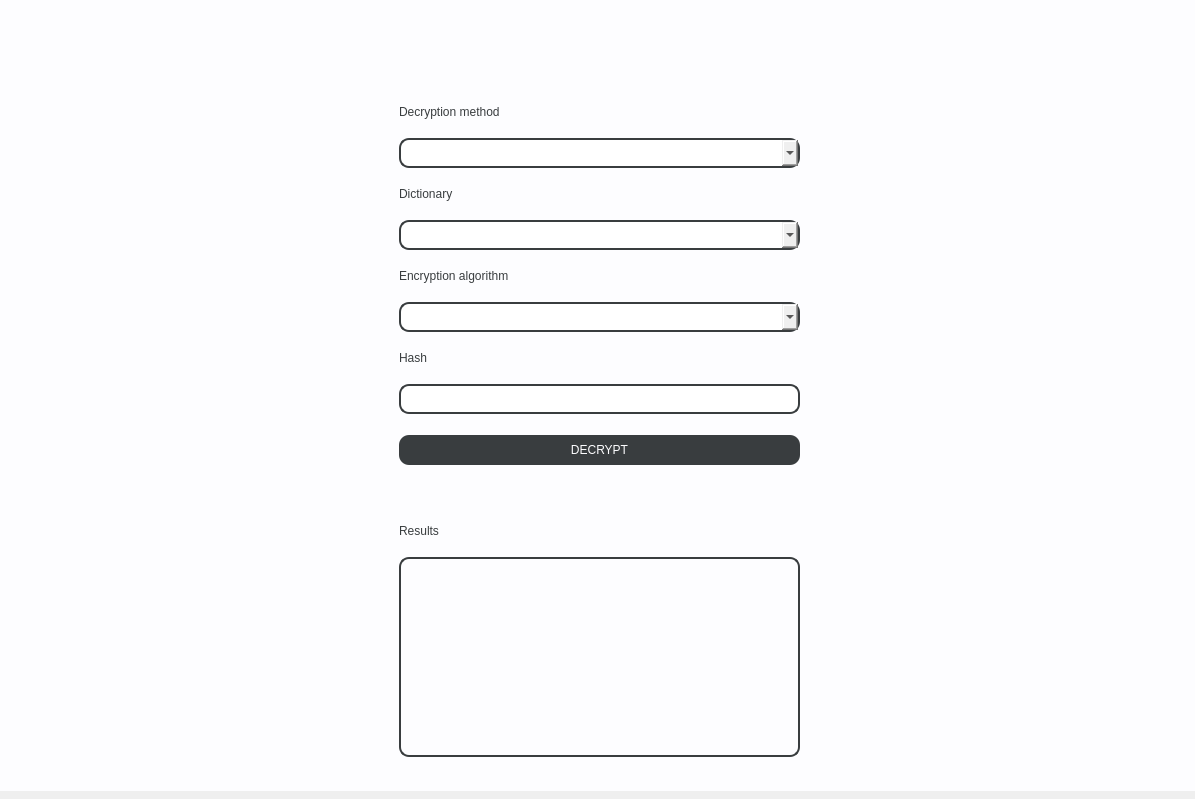
The window that venv/UI/app.ui (wcislak97/PKracker) describes before a commit, drawn with Qt 5.
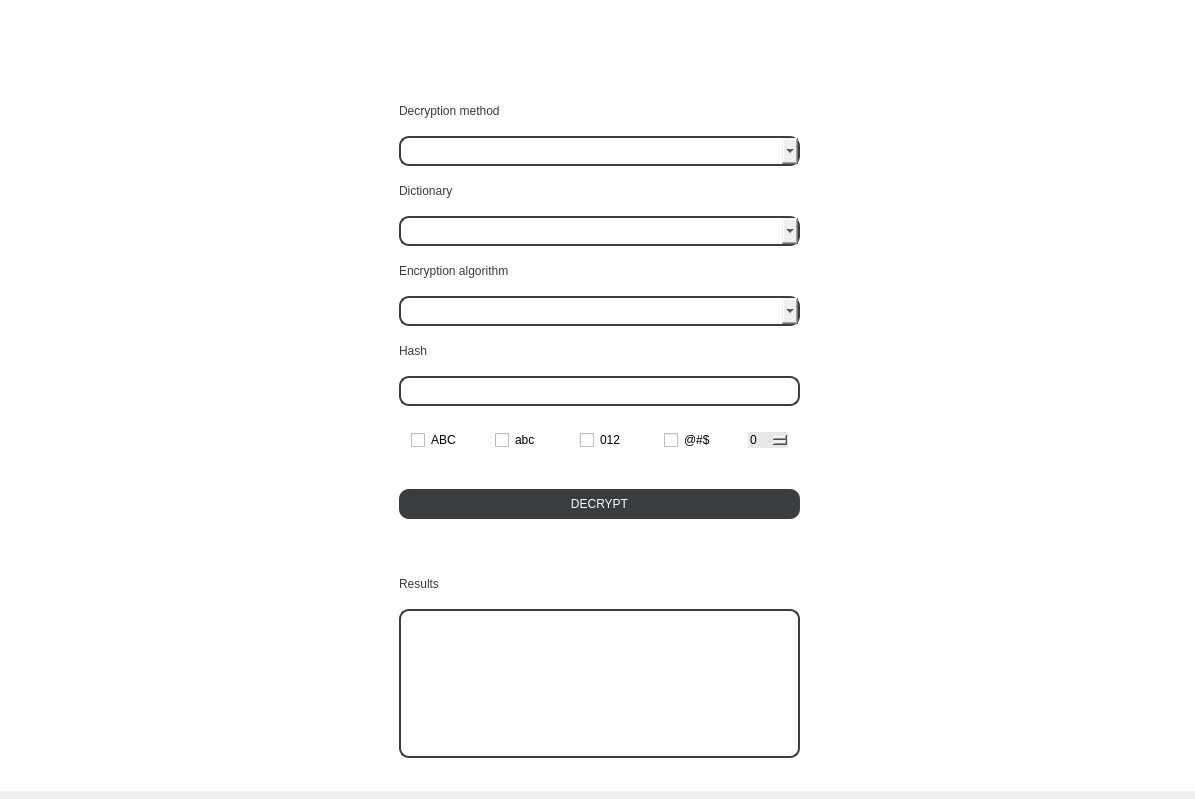
The same window after the commit.

```diff
--- a/venv/UI/app.ui
+++ b/venv/UI/app.ui
@@ -219,6 +219,92 @@
          </property>
         </widget>
        </item>
+       <item>
+        <widget class="QGroupBox" name="horizontalGroupBox_2">
+         <property name="maximumSize">
+          <size>
+           <width>16777215</width>
+           <height>40</height>
+          </size>
+         </property>
+         <property name="styleSheet">
+          <string notr="true">border:0px</string>
+         </property>
+         <layout class="QHBoxLayout" name="horizontalLayout_2">
+          <property name="sizeConstraint">
+           <enum>QLayout::SetMinimumSize</enum>
+          </property>
+          <item>
+           <widget class="QCheckBox" name="checkBox">
+            <property name="maximumSize">
+             <size>
+              <width>16777215</width>
+              <height>20</height>
+             </size>
+            </property>
+            <property name="text">
+             <string>ABC</string>
+            </property>
+           </widget>
+          </item>
+          <item>
+           <widget class="QCheckBox" name="checkBox_3">
+            <property name="maximumSize">
+             <size>
+              <width>16777215</width>
+              <height>20</height>
+             </size>
+            </property>
+            <property name="text">
+             <string>abc</string>
+            </property>
+           </widget>
+          </item>
+          <item>
+           <widget class="QCheckBox" name="checkBox_2">
+            <property name="maximumSize">
+             <size>
+              <width>16777215</width>
+              <height>20</height>
+             </size>
+            </property>
+            <property name="text">
+             <string>012</string>
+            </property>
+           </widget>
+          </item>
+          <item>
+           <widget class="QCheckBox" name="checkBox_4">
+            <property name="maximumSize">
+             <size>
+              <width>16777215</width>
+              <height>20</height>
+             </size>
+            </property>
+            <property name="text">
+             <string>@#$</string>
+            </property>
+           </widget>
+          </item>
+          <item>
+           <widget class="QSpinBox" name="spinBox">
+            <property name="maximumSize">
+             <size>
+              <width>40</width>
+              <height>20</height>
+             </size>
+            </property>
+            <property name="styleSheet">
+             <string notr="true">background-color: rgb(231, 231, 231);</string>
+            </property>
+            <property name="maximum">
+             <number>12</number>
+            </property>
+           </widget>
+          </item>
+         </layout>
+        </widget>
+       </item>
        <item>
         <spacer name="verticalSpacer_2">
          <property name="orientation">
@@ -230,7 +316,7 @@
          <property name="sizeHint" stdset="0">
           <size>
            <width>5</width>
-           <height>10</height>
+           <height>20</height>
           </size>
          </property>
         </spacer>
```
